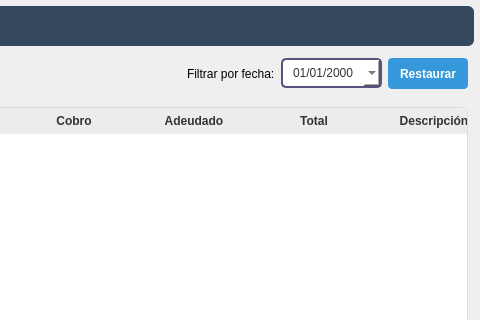
Before: the Qt Designer form resources/ui/hist_tab.ui in Julian2455/beatmat, drawn with Qt 5; both pictures show x 479 to 959 and y 0 to 320 of the 959 by 575 pixel window.
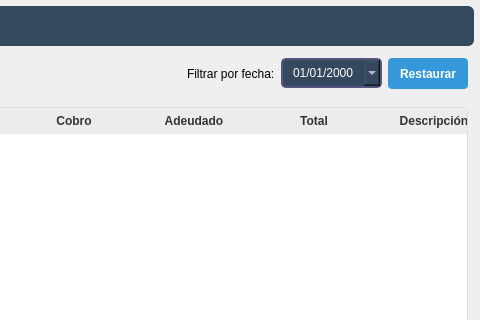
After: the same form once the commit is applied. Icons and pictures are not drawn.

```diff
--- a/resources/ui/hist_tab.ui
+++ b/resources/ui/hist_tab.ui
@@ -295,7 +295,8 @@
          </size>
         </property>
         <property name="styleSheet">
-         <string notr="true"/>
+         <string notr="true">background:#34495E;
+color: rgb(255, 255, 255);</string>
         </property>
         <property name="displayFormat">
          <string>dd/MM/yyyy</string>
```
Lines whose indentation alone changed are shown as unchanged.
